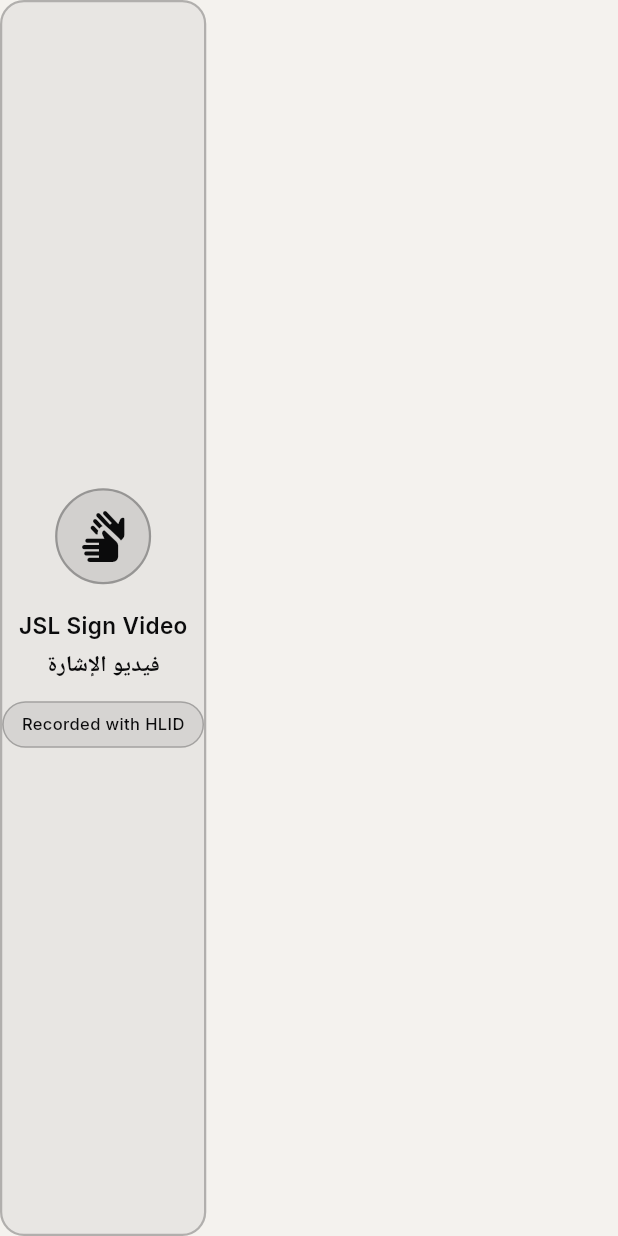
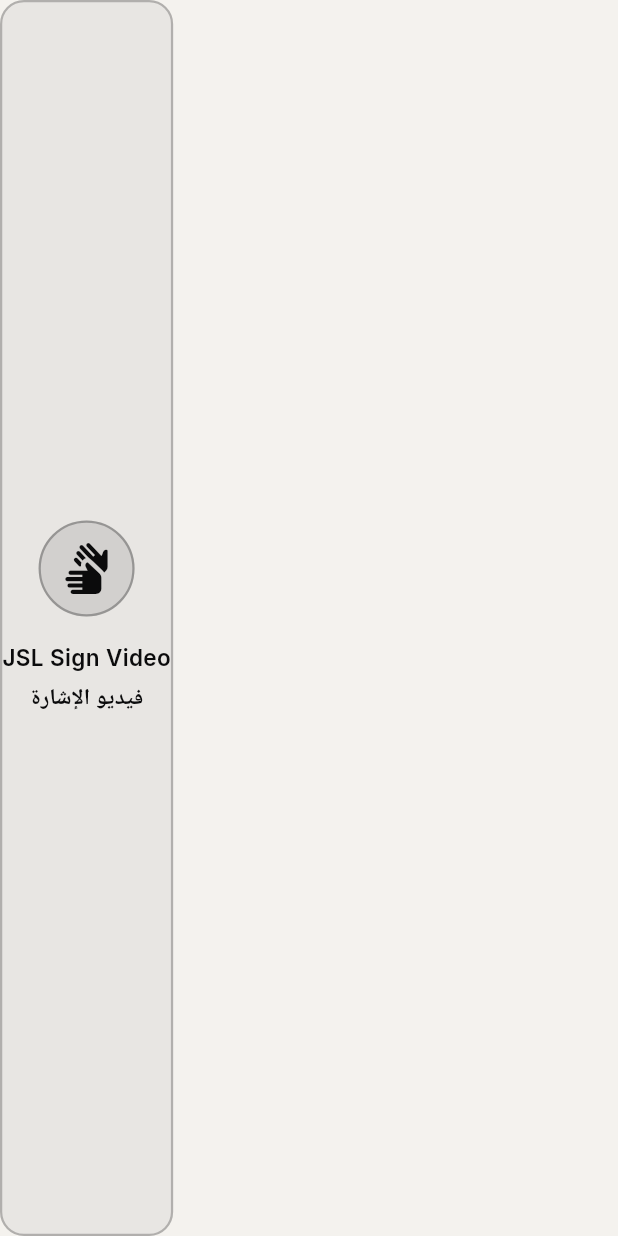
Before and after one commit to QabasAK/Alf-Eed, a Flutter app: the _SignVideoPlaceholderStatic widget shown alone on an empty page, opened directly, on a phone screen of 412 x 824 dp. Run offline on Flutter 3.47's test engine with Material 3 defaults, Android fonts, the phone set to English and light mode, and no system bars; our stand-ins replace chewie, go_router, google_fonts, video_player; Roboto replaces fonts that are missing (Tajawal).

Commit message:
Remove HLID mentions from the site

```diff
--- a/lib/screens/home_screen.dart
+++ b/lib/screens/home_screen.dart
@@ -624,8 +624,8 @@ class _InfoSection extends StatelessWidget {
                 icon: Icons.sign_language_rounded,
                 english: 'JSL Sign Videos',
                 arabic: 'مقاطع الإشارة',
-                description: 'Sign demonstrations recorded with HLID for authentic Jordanian Sign Language.',
-                arabicDescription: 'توضيحات الإشارة مسجلة مع HLID للغة الإشارة الأردنية الأصيلة.',
+                description: 'Sign demonstrations in authentic Jordanian Sign Language.',
+                arabicDescription: 'توضيحات الإشارة بلغة الإشارة الأردنية الأصيلة.',
               ),
               _InfoCard(
                 icon: Icons.animation_rounded,
--- a/lib/widgets/sign_video_placeholder.dart
+++ b/lib/widgets/sign_video_placeholder.dart
@@ -4,7 +4,7 @@ import 'package:video_player/video_player.dart';
 import 'package:chewie/chewie.dart';
 import '../theme/app_colors.dart';
 
-/// Styled placeholder for the JSL sign video recorded with HLID.
+/// Styled placeholder for the JSL sign video.
 /// Shows the sign video when [videoPath] is provided.
 class SignVideoPlaceholder extends StatefulWidget {
   final String? videoPath;
@@ -148,25 +148,6 @@ class _SignVideoPlaceholderStatic extends StatelessWidget {
               color: AppColors.ink,
             ),
           ),
-          const SizedBox(height: 12),
-          Container(
-            padding: const EdgeInsets.symmetric(horizontal: 12, vertical: 6),
-            decoration: BoxDecoration(
-              color: AppColors.ink.withValues(alpha: 0.08),
-              borderRadius: BorderRadius.circular(20),
-              border: Border.all(
-                color: AppColors.ink.withValues(alpha: 0.25),
-              ),
-            ),
-            child: Text(
-              'Recorded with HLID',
-              style: GoogleFonts.inter(
-                fontSize: 11,
-                fontWeight: FontWeight.w500,
-                color: AppColors.ink,
-              ),
-            ),
-          ),
         ],
       ),
     );
```
